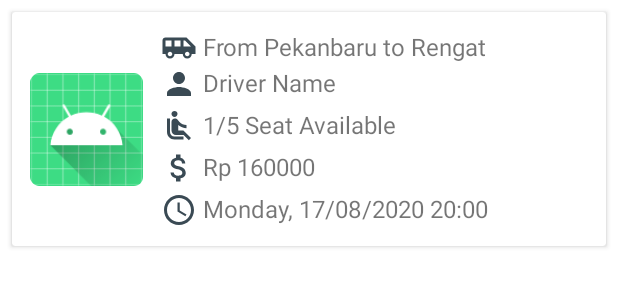
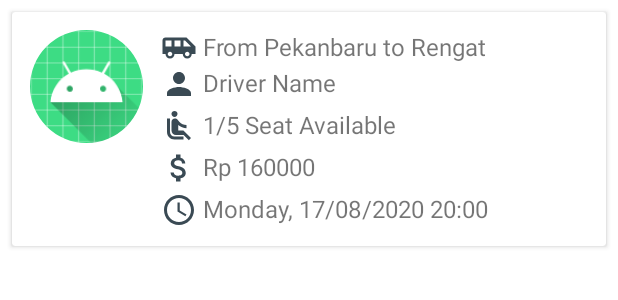
Before and after one commit to putragraha/TravelAndroid, an Android app: the layout item_search_ticket.xml on its own in the app's theme, with its tools: preview values and no code run, on a phone screen of 412 x 824 dp. Shown: the top 300 px of the screen. Run offline under Robolectric (Android 15) with nearby library versions, the phone set to English and light mode, and no system bars.

Commit message:
Revamp Search Ticket page

```diff
--- a/app/src/main/AndroidManifest.xml
+++ b/app/src/main/AndroidManifest.xml
@@ -97,8 +97,8 @@
 
         <activity
             android:name=".searchticket.SearchTicketActivity"
-            android:label="@string/get_ticket"
-            android:screenOrientation="portrait" />
+            android:screenOrientation="portrait"
+            android:theme="@style/NoActionBarAppTheme"  />
 
         <activity
             android:name=".orderticket.OrderTicketActivity"
--- a/app/src/main/res/layout/item_search_ticket.xml
+++ b/app/src/main/res/layout/item_search_ticket.xml
@@ -12,13 +12,13 @@
         android:layout_height="wrap_content"
         android:padding="12dp">
 
-        <androidx.appcompat.widget.AppCompatImageView
+        <com.google.android.material.imageview.ShapeableImageView
             android:id="@+id/aciv_driver_picture"
             android:layout_width="75dp"
             android:layout_height="75dp"
             app:layout_constraintStart_toStartOf="parent"
             app:layout_constraintTop_toTopOf="parent"
-            app:layout_constraintBottom_toBottomOf="parent"
+            app:shapeAppearanceOverlay="@style/CircleImageView"
             tools:src="@mipmap/ic_launcher"/>
 
         <androidx.appcompat.widget.AppCompatTextView
--- a/app/src/main/res/values/styles.xml
+++ b/app/src/main/res/values/styles.xml
@@ -42,4 +42,9 @@
         <item name="iconTint">@color/coarchoal</item>
     </style>
 
+    <style name="CircleImageView">
+        <item name="cornerFamily">rounded</item>
+        <item name="cornerSize">50%</item>
+    </style>
+
 </resources>
```
Also changed, not shown: app/src/main/java/com/neptuunia/travel/searchticket/SearchTicketActivity.java (+7 -0 lines), app/src/main/res/layout/activity_search_ticket.xml (+15 -4 lines).
